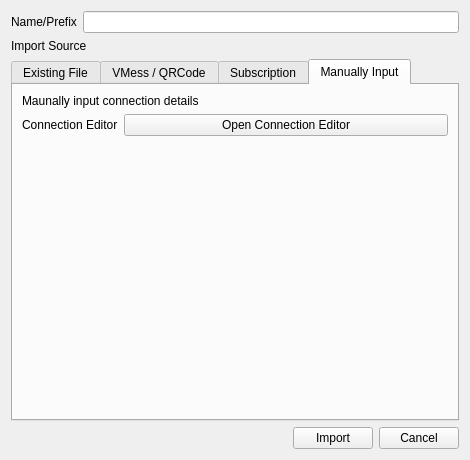
Qt form src/ui/w_ImportConfig.ui (darsvador/qvssr) before a commit.
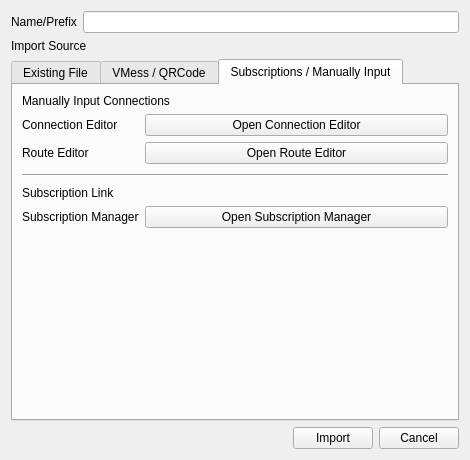
The same form after that commit. The open tabs and pages were chosen to show the change.

Commit message: [add] Added subscription autostart #126 #150 #151

```diff
--- a/src/ui/w_ImportConfig.ui
+++ b/src/ui/w_ImportConfig.ui
@@ -268,46 +268,18 @@
        </item>
       </layout>
      </widget>
-     <widget class="QWidget" name="tabWidgetPage3">
-      <attribute name="title">
-       <string>Subscription</string>
-      </attribute>
-      <layout class="QVBoxLayout" name="verticalLayout">
-       <item>
-        <widget class="QLabel" name="label_4">
-         <property name="text">
-          <string>Subscription Link</string>
-         </property>
-        </widget>
-       </item>
-       <item>
-        <widget class="QLineEdit" name="subscriptionLinkTxt">
-         <property name="text">
-          <string>TO DO IN VERSION 2</string>
-         </property>
-        </widget>
-       </item>
-       <item>
-        <layout class="QHBoxLayout" name="horizontalLayout_4" stretch="1,1">
-         <item>
-          <widget class="QTableWidget" name="tableWidget"/>
-         </item>
-         <item>
-          <widget class="QGroupBox" name="groupBox_3">
-           <property name="title">
-            <string>GroupBox</string>
-           </property>
-          </widget>
-         </item>
-        </layout>
-       </item>
-      </layout>
-     </widget>
      <widget class="QWidget" name="tabWidgetPage4">
       <attribute name="title">
-       <string>Manually Input</string>
+       <string>Subscriptions / Manually Input</string>
       </attribute>
       <layout class="QFormLayout" name="formLayout_4">
+       <item row="0" column="0" colspan="2">
+        <widget class="QLabel" name="label_16">
+         <property name="text">
+          <string>Manually Input Connections</string>
+         </property>
+        </widget>
+       </item>
        <item row="1" column="0">
         <widget class="QLabel" name="label_12">
          <property name="text">
@@ -322,10 +294,51 @@
          </property>
         </widget>
        </item>
-       <item row="0" column="0" colspan="2">
-        <widget class="QLabel" name="label_13">
+       <item row="2" column="0">
+        <widget class="QLabel" name="label_15">
          <property name="text">
-          <string>Maunally input connection details</string>
+          <string>Route Editor</string>
+         </property>
+        </widget>
+       </item>
+       <item row="2" column="1">
+        <widget class="QPushButton" name="routeEditBtn">
+         <property name="text">
+          <string>Open Route Editor</string>
+         </property>
+        </widget>
+       </item>
+       <item row="3" column="0" colspan="2">
+        <widget class="Line" name="line">
+         <property name="minimumSize">
+          <size>
+           <width>0</width>
+           <height>10</height>
+          </size>
+         </property>
+         <property name="orientation">
+          <enum>Qt::Horizontal</enum>
+         </property>
+        </widget>
+       </item>
+       <item row="4" column="0" colspan="2">
+        <widget class="QLabel" name="label_14">
+         <property name="text">
+          <string>Subscription Link</string>
+         </property>
+        </widget>
+       </item>
+       <item row="5" column="0">
+        <widget class="QLabel" name="label_4">
+         <property name="text">
+          <string>Subscription Manager</string>
+         </property>
+        </widget>
+       </item>
+       <item row="5" column="1">
+        <widget class="QPushButton" name="subscriptionButton">
+         <property name="text">
+          <string>Open Subscription Manager</string>
          </property>
         </widget>
        </item>
```
Left out of the diff: 4 changed lines with no effect on the pictures. The commit also changes 26 other files.
